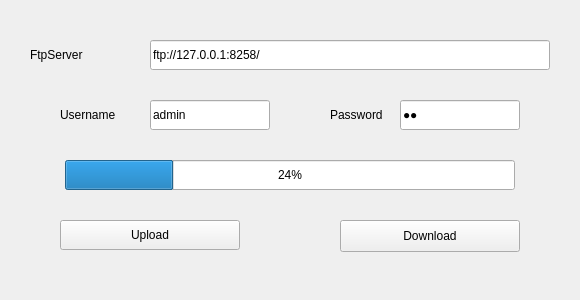
Before: the Qt Designer form FTP-client/mainwindow.ui in netpipe/qFTP-Server-Client, drawn with Qt 5.
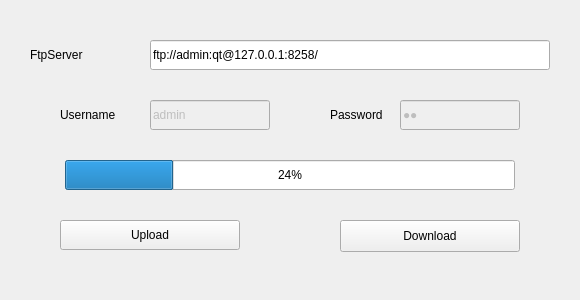
After: the same form once the commit is applied. Icons and pictures are not drawn.

Diff of the .ui file:
```diff
--- a/FTP-client/mainwindow.ui
+++ b/FTP-client/mainwindow.ui
@@ -50,7 +50,7 @@
      <string notr="true">font: 10pt &quot;Arial&quot;;</string>
     </property>
     <property name="text">
-     <string>ftp://127.0.0.1:8258/</string>
+     <string>ftp://admin:qt@127.0.0.1:8258/</string>
     </property>
    </widget>
    <widget class="QLabel" name="label_user">
@@ -70,6 +70,9 @@
     </property>
    </widget>
    <widget class="QLineEdit" name="lineEdit_user">
+    <property name="enabled">
+     <bool>false</bool>
+    </property>
     <property name="geometry">
      <rect>
       <x>150</x>
@@ -102,6 +105,9 @@
     </property>
    </widget>
    <widget class="QLineEdit" name="lineEdit_password">
+    <property name="enabled">
+     <bool>false</bool>
+    </property>
     <property name="geometry">
      <rect>
       <x>400</x>
```
